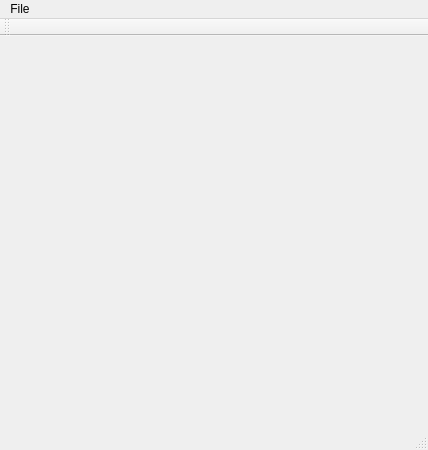
Qt form SerialGUI/forms/mainwindow.ui (kamfor/SerialReceiver) before a commit.
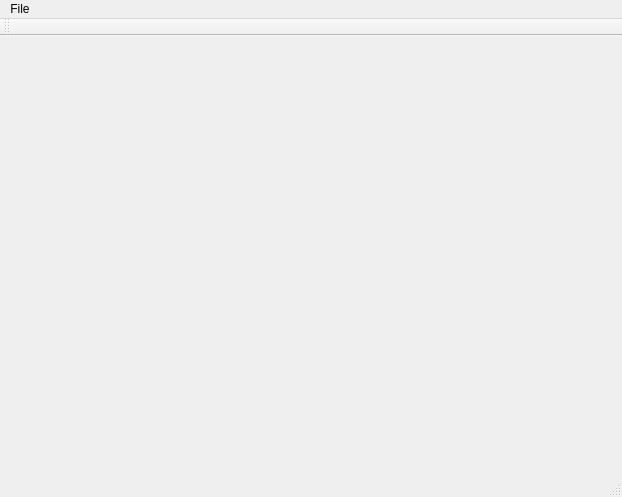
The same form after that commit.

What changed in the file:
```diff
--- a/SerialGUI/forms/mainwindow.ui
+++ b/SerialGUI/forms/mainwindow.ui
@@ -6,22 +6,26 @@
    <rect>
     <x>0</x>
     <y>0</y>
-    <width>428</width>
-    <height>450</height>
+    <width>622</width>
+    <height>497</height>
    </rect>
   </property>
   <property name="windowTitle">
    <string>Simple Terminal</string>
   </property>
   <widget class="QWidget" name="centralWidget">
-   <layout class="QVBoxLayout" name="verticalLayout"/>
+   <layout class="QVBoxLayout" name="verticalLayout">
+    <item>
+     <widget class="QWidget" name="widget" native="true"/>
+    </item>
+   </layout>
   </widget>
   <widget class="QMenuBar" name="menuBar">
    <property name="geometry">
     <rect>
      <x>0</x>
      <y>0</y>
-     <width>428</width>
+     <width>622</width>
      <height>23</height>
     </rect>
    </property>
```
